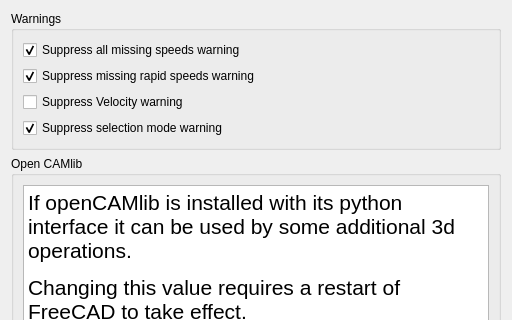
This is src/Mod/Path/Gui/Resources/preferences/Advanced.ui in southseact-3d/fcd as Qt 5 draws it before an edit; both pictures show x 0 to 512 and y 0 to 320 of the 512 by 691 pixel window. The edited form follows.
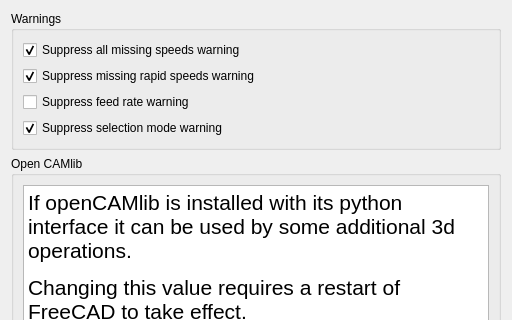
This is the edited form. Custom widgets are drawn as their Qt base class.

Patch:
```diff
--- a/src/Mod/Path/Gui/Resources/preferences/Advanced.ui
+++ b/src/Mod/Path/Gui/Resources/preferences/Advanced.ui
@@ -64,7 +64,7 @@
          <string>Suppress warning whenever a Path selection mode is activated</string>
         </property>
         <property name="text">
-         <string>Suppress Velocity warning</string>
+         <string>Suppress feed rate warning</string>
         </property>
         <property name="checked">
          <bool>false</bool>
```
